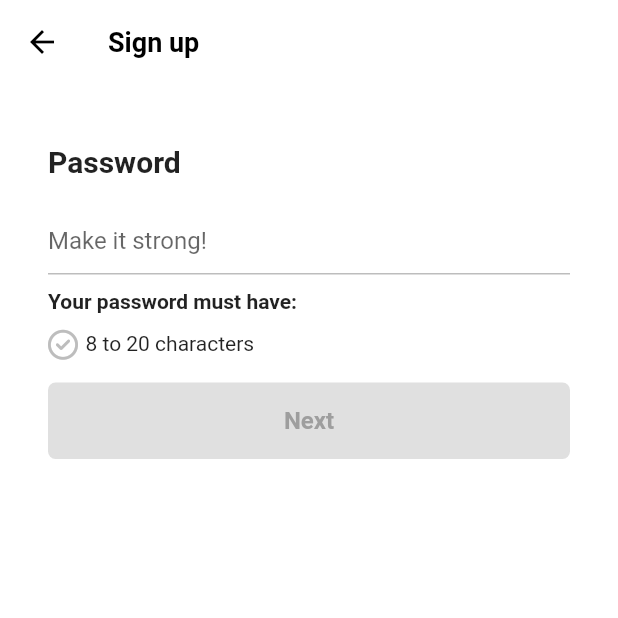
After one commit to jaeyoung-kwon/flutter_prac, a Flutter app: the PasswordScreen screen opened directly, on a phone screen of 412 x 824 dp, the top half of it. The commit adds this screen. Run offline on Flutter 3.47's test engine with Material 2 defaults, Android fonts, the phone set to English and light mode, and no system bars; our stand-ins replace font_awesome_flutter.

Commit message:
4. finish authentication

```diff
--- /dev/null
+++ b/lib/features/authentication/password_screen.dart
@@ -0,0 +1,169 @@
+import 'package:flutter/material.dart';
+import 'package:font_awesome_flutter/font_awesome_flutter.dart';
+import 'package:tiktok_flutter/contants/gaps.dart';
+import 'package:tiktok_flutter/contants/sizes.dart';
+import 'package:tiktok_flutter/features/authentication/birthday_screen.dart';
+import 'package:tiktok_flutter/features/authentication/widgets/form_button.dart';
+
+class PasswordScreen extends StatefulWidget {
+  const PasswordScreen({super.key});
+
+  @override
+  State<PasswordScreen> createState() => _PasswordScreenState();
+}
+
+class _PasswordScreenState extends State<PasswordScreen> {
+  final TextEditingController _passwordController = TextEditingController();
+
+  String _password = "";
+  bool _isObscure = true;
+
+  @override
+  void initState() {
+    super.initState();
+
+    _passwordController.addListener(() {
+      setState(() {
+        _password = _passwordController.text;
+      });
+    });
+  }
+
+  @override
+  void dispose() {
+    super.dispose();
+
+    _passwordController.dispose();
+  }
+
+  bool _isPasswordValid() {
+    return _password.isNotEmpty &&
+        _password.length >= 8 &&
+        _password.length <= 20;
+  }
+
+  void _onScaffoldTap() {
+    FocusScope.of(context).unfocus();
+  }
+
+  void _onSubmit() {
+    if (!_isPasswordValid()) return;
+    Navigator.push(
+      context,
+      MaterialPageRoute(
+        builder: (context) => const BirthdayScreen(),
+      ),
+    );
+  }
+
+  void _onClearTap() {
+    _passwordController.clear();
+  }
+
+  void _onEyeTap() {
+    setState(() {
+      _isObscure = !_isObscure;
+    });
+  }
+
+  @override
+  Widget build(BuildContext context) {
+    return GestureDetector(
+      onTap: () => _onScaffoldTap(),
+      child: Scaffold(
+        appBar: AppBar(
+          title: const Text(
+            'Sign up',
+          ),
+        ),
+        body: Padding(
+          padding: const EdgeInsets.symmetric(horizontal: Sizes.size32),
+          child: Column(
+            crossAxisAlignment: CrossAxisAlignment.start,
+            children: [
+              Gaps.v40,
+              const Text(
+                "Password",
+                style: TextStyle(
+                  fontSize: Sizes.size20,
+                  fontWeight: FontWeight.w600,
+                ),
+              ),
+              Gaps.v16,
+              TextField(
+                controller: _passwordController,
+                onEditingComplete: _onSubmit,
+                obscureText: _isObscure,
+                autocorrect: false,
+                cursorColor: Theme.of(context).primaryColor,
+                decoration: InputDecoration(
+                  suffix: Row(
+                    mainAxisSize: MainAxisSize.min,
+                    children: [
+                      GestureDetector(
+                        onTap: _onClearTap,
+                        child: FaIcon(
+                          FontAwesomeIcons.solidCircleXmark,
+                          color: Colors.grey.shade400,
+                          size: Sizes.size20,
+                        ),
+                      ),
+                      Gaps.h10,
+                      GestureDetector(
+                        onTap: _onEyeTap,
+                        child: FaIcon(
+                          _isObscure
+                              ? FontAwesomeIcons.eyeSlash
+                              : FontAwesomeIcons.eye,
+                          color: Colors.grey.shade400,
+                          size: Sizes.size20,
+                        ),
+                      ),
+                    ],
+                  ),
+                  hintText: "Make it strong!",
+                  enabledBorder: UnderlineInputBorder(
+                    borderSide: BorderSide(
+                      color: Colors.grey.shade400,
+                    ),
+                  ),
+                  focusedBorder: UnderlineInputBorder(
+                    borderSide: BorderSide(
+                      color: Colors.grey.shade400,
+                    ),
+                  ),
+                ),
+              ),
+              Gaps.v10,
+              const Text(
+                "Your password must have:",
+                style: TextStyle(fontWeight: FontWeight.w600),
+              ),
+              Gaps.v10,
+              Row(
+                children: [
+                  FaIcon(
+                    FontAwesomeIcons.circleCheck,
+                    size: Sizes.size20,
+                    color: _isPasswordValid()
+                        ? Colors.green
+                        : Colors.grey.shade400,
+                  ),
+                  Gaps.h5,
+                  const Text("8 to 20 characters"),
+                ],
+              ),
+              Gaps.v16,
+              GestureDetector(
+                onTap: _onSubmit,
+                child: FormButton(
+                  disabled: !_isPasswordValid(),
+                ),
+              ),
+            ],
+          ),
+        ),
+      ),
+    );
+  }
+}
--- /dev/null
+++ b/lib/features/authentication/widgets/form_button.dart
@@ -0,0 +1,41 @@
+import 'package:flutter/material.dart';
+import 'package:tiktok_flutter/contants/sizes.dart';
+
+class FormButton extends StatelessWidget {
+  final bool disabled;
+
+  const FormButton({
+    super.key,
+    required this.disabled,
+  });
+
+  @override
+  Widget build(BuildContext context) {
+    return FractionallySizedBox(
+      widthFactor: 1,
+      child: AnimatedContainer(
+        padding: const EdgeInsets.symmetric(
+          vertical: Sizes.size16,
+        ),
+        decoration: BoxDecoration(
+          borderRadius: BorderRadius.circular(Sizes.size5),
+          color:
+              disabled ? Colors.grey.shade300 : Theme.of(context).primaryColor,
+        ),
+        duration: const Duration(milliseconds: 200),
+        child: AnimatedDefaultTextStyle(
+          duration: const Duration(milliseconds: 200),
+          style: TextStyle(
+            color: disabled ? Colors.grey.shade500 : Colors.white,
+            fontSize: Sizes.size16,
+            fontWeight: FontWeight.w600,
+          ),
+          child: const Text(
+            "Next",
+            textAlign: TextAlign.center,
+          ),
+        ),
+      ),
+    );
+  }
+}
```
Also changed, not shown: lib/features/authentication/birthday_screen.dart (added, +117 -0 lines), lib/features/authentication/email_screen.dart (added, +121 -0 lines), lib/features/authentication/login_form_screen.dart (added, +80 -0 lines), lib/features/authentication/login_screen.dart (+23 -10 lines), lib/features/authentication/sign_up_screen.dart (+13 -10 lines), lib/features/authentication/username_screen.dart (added, +106 -0 lines), lib/features/onboarding/interests_screen.dart (added, +16 -0 lines), lib/main.dart (+10 -0 lines).
